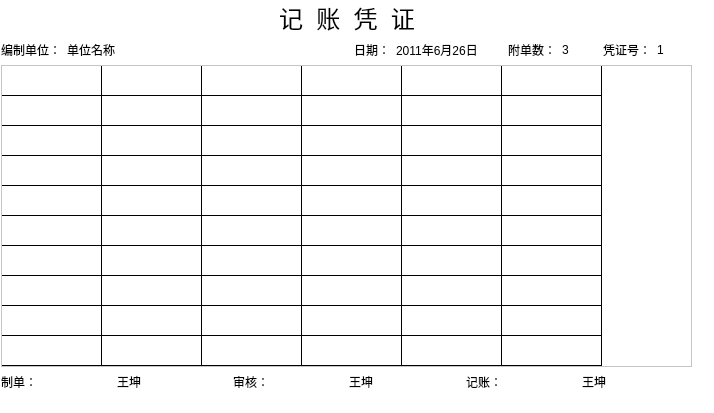
This is forms/pzprinttemplate.ui in wangkungit5905/PzAssistant as Qt 5 draws it before an edit. The edited form follows.
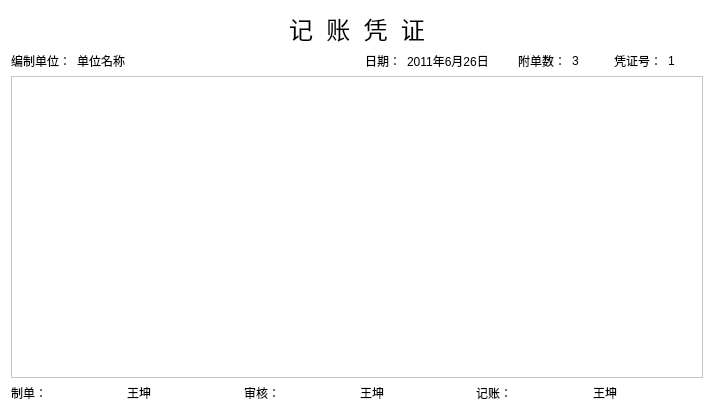
This is the edited form.

What changed in the file:
```diff
--- a/forms/pzprinttemplate.ui
+++ b/forms/pzprinttemplate.ui
@@ -16,16 +16,7 @@
   <property name="styleSheet">
    <string notr="true">background-color: rgb(255, 255, 255);</string>
   </property>
-  <widget class="QWidget" name="layoutWidget">
-   <property name="geometry">
-    <rect>
-     <x>1</x>
-     <y>0</y>
-     <width>691</width>
-     <height>391</height>
-    </rect>
-   </property>
-   <layout class="QVBoxLayout" name="mLayout">
+  <layout class="QVBoxLayout" name="verticalLayout">
     <item>
      <layout class="QHBoxLayout" name="horizontalLayout_3">
       <item>
@@ -145,8 +136,11 @@
       <property name="horizontalScrollBarPolicy">
        <enum>Qt::ScrollBarAlwaysOff</enum>
       </property>
-      <property name="rowCount">
-       <number>10</number>
+     <property name="textElideMode">
+      <enum>Qt::ElideNone</enum>
+     </property>
+     <property name="wordWrap">
+      <bool>false</bool>
       </property>
       <property name="columnCount">
        <number>6</number>
@@ -154,19 +148,15 @@
       <attribute name="horizontalHeaderVisible">
        <bool>false</bool>
       </attribute>
+     <attribute name="horizontalHeaderStretchLastSection">
+      <bool>true</bool>
+     </attribute>
       <attribute name="verticalHeaderVisible">
        <bool>false</bool>
       </attribute>
-      <row/>
-      <row/>
-      <row/>
-      <row/>
-      <row/>
-      <row/>
-      <row/>
-      <row/>
-      <row/>
-      <row/>
+     <attribute name="verticalHeaderStretchLastSection">
+      <bool>true</bool>
+     </attribute>
       <column/>
       <column/>
       <column/>
@@ -222,7 +212,6 @@
      </layout>
     </item>
    </layout>
-  </widget>
  </widget>
  <resources/>
  <connections/>
```
Lines whose indentation alone changed are shown as unchanged.
